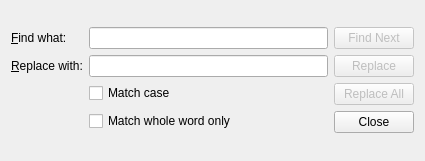
evpo/EncryptPad, file qt_ui/find_and_replace.ui: the form before one commit.
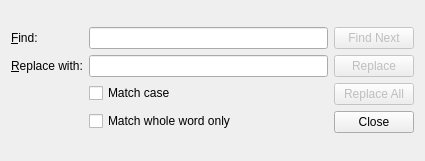
The form after the commit.

Diff of the .ui file:
```diff
--- a/qt_ui/find_and_replace.ui
+++ b/qt_ui/find_and_replace.ui
@@ -41,7 +41,7 @@
      <item row="0" column="0">
       <widget class="QLabel" name="label">
        <property name="text">
-        <string>&amp;Find what:</string>
+        <string>&amp;Find:</string>
        </property>
        <property name="buddy">
         <cstring>uiFind</cstring>
```
